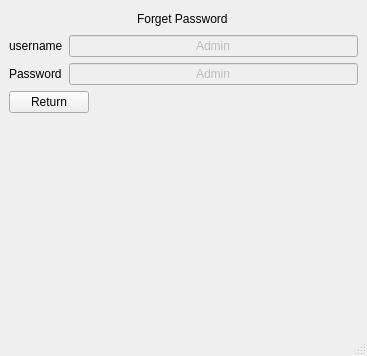
Above: DesktopAPP/ui/windows/restore_password/restore_password.ui from elmhadji/PaperTrailGuard before the change. Below: the same form after it.
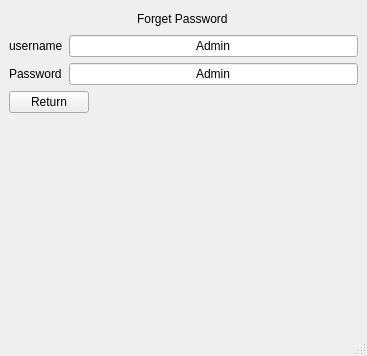
That is the form after the change.

Diff of the .ui file:
```diff
--- a/DesktopAPP/ui/windows/restore_password/restore_password.ui
+++ b/DesktopAPP/ui/windows/restore_password/restore_password.ui
@@ -64,7 +64,7 @@
       <item row="0" column="1">
        <widget class="QLineEdit" name="lineEdit">
         <property name="enabled">
-         <bool>false</bool>
+         <bool>true</bool>
         </property>
         <property name="text">
          <string>Admin</string>
@@ -72,6 +72,9 @@
         <property name="alignment">
          <set>Qt::AlignmentFlag::AlignCenter</set>
         </property>
+        <property name="readOnly">
+         <bool>true</bool>
+        </property>
        </widget>
       </item>
       <item row="1" column="0">
@@ -84,7 +87,7 @@
       <item row="1" column="1">
        <widget class="QLineEdit" name="lineEdit_2">
         <property name="enabled">
-         <bool>false</bool>
+         <bool>true</bool>
         </property>
         <property name="text">
          <string>Admin</string>
@@ -92,6 +95,9 @@
         <property name="alignment">
          <set>Qt::AlignmentFlag::AlignCenter</set>
         </property>
+        <property name="readOnly">
+         <bool>true</bool>
+        </property>
        </widget>
       </item>
      </layout>
```
Left out of the diff: 2 changed lines with no effect on the pictures.
